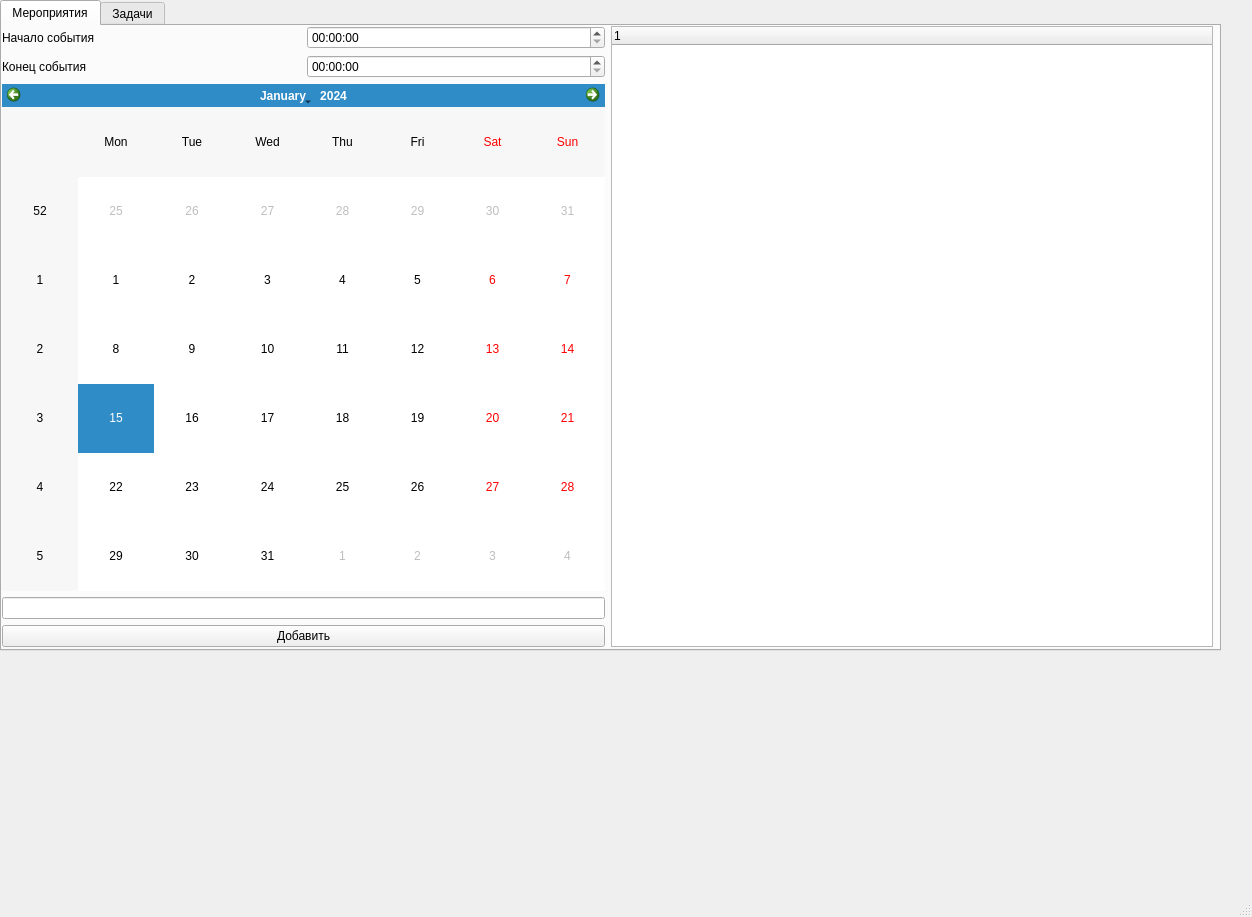
Above: design_test.ui from maxpaleev/Task_manager before the change. Below: the same form after it.
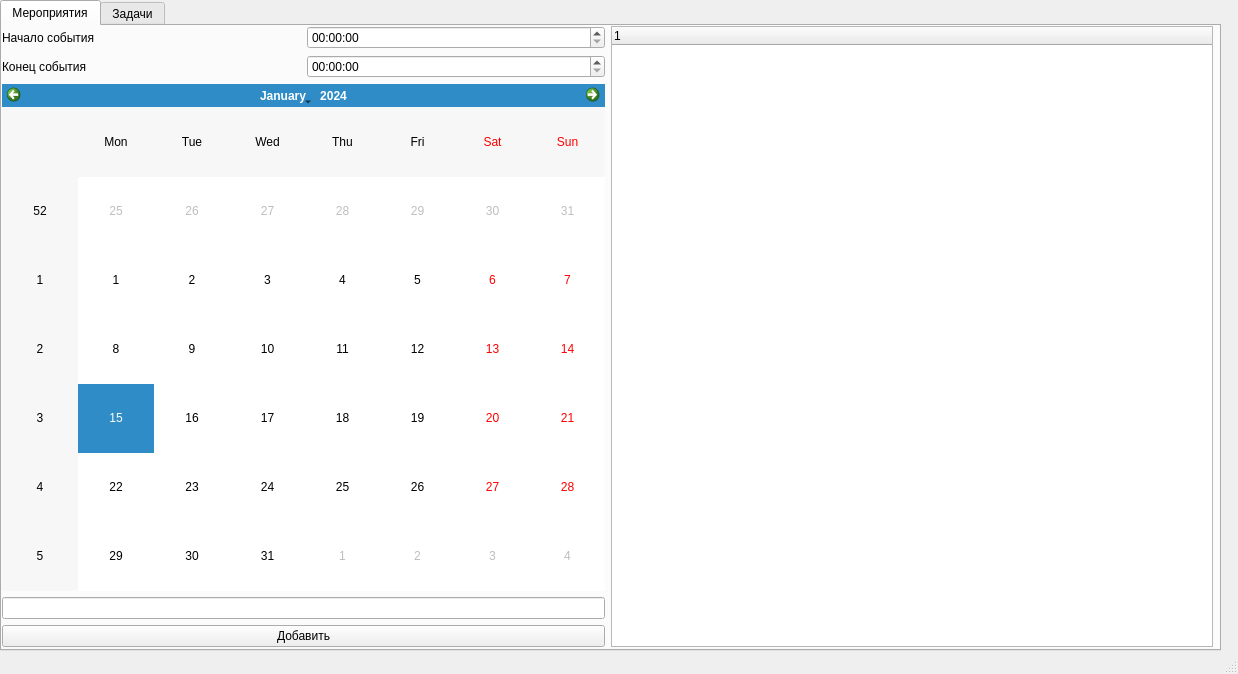
That is the form after the change. The open tabs and pages were chosen to show the change.

Commit message: add contex menu for events and event deletion system

What changed in the file:
```diff
--- a/design_test.ui
+++ b/design_test.ui
@@ -6,8 +6,8 @@
    <rect>
     <x>0</x>
     <y>0</y>
-    <width>1252</width>
-    <height>917</height>
+    <width>1238</width>
+    <height>674</height>
    </rect>
   </property>
   <property name="sizePolicy">
```
Left out of the diff: 2 changed lines with no effect on the pictures. The commit also changes 1 other file.
